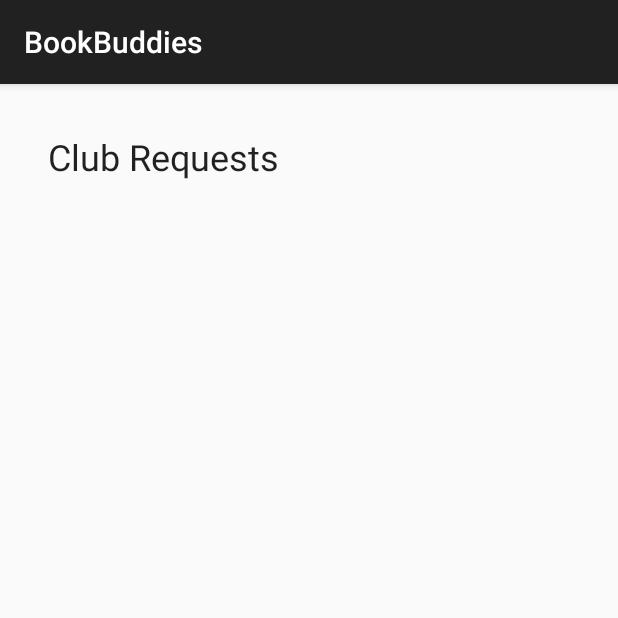
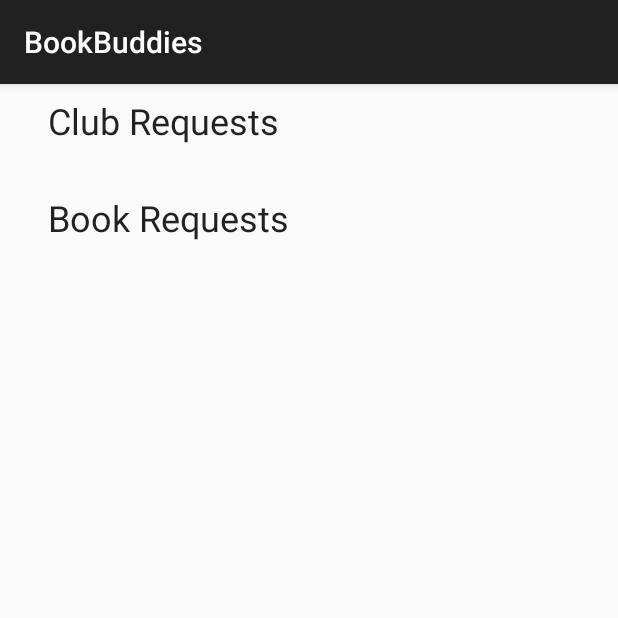
Before and after one commit to cmput301w19t12/BookBuddies, an Android app: the MyNotificationsActivity screen opened directly, with no data from a screen before it, on a phone screen of 412 x 824 dp, the top half of it. Run offline under Robolectric (Android 15) with nearby library versions, the phone set to English and light mode, and no system bars; our stand-ins replace Firebase (no records; nobody signed in at launch, a user with empty details on screens opened directly); 4 statements that could not run were skipped.

Commit message:
did book request notifications

```diff
--- a/app/src/main/java/com/cmput301w19t12/bookbuddies/BrowseFragment.java
+++ b/app/src/main/java/com/cmput301w19t12/bookbuddies/BrowseFragment.java
@@ -103,7 +103,7 @@ public class BrowseFragment extends Fragment {
             public boolean onQueryTextChange(String newText) {
                 // Whenever the user changes the contents of the query field, create a list of
                 // suggestions that match the current contents of the query field
-                getSuggestions(newText);
+                getSuggestions(newText.toLowerCase());
                 return false;
             }
         });
--- a/app/src/main/java/com/cmput301w19t12/bookbuddies/Notification/MyNotificationsActivity.java
+++ b/app/src/main/java/com/cmput301w19t12/bookbuddies/Notification/MyNotificationsActivity.java
@@ -12,6 +12,7 @@ import android.widget.AdapterView;
 import android.widget.ArrayAdapter;
 import android.widget.ListView;
 
+import com.cmput301w19t12.bookbuddies.BookRequestNotificationAdapter;
 import com.cmput301w19t12.bookbuddies.R;
 import com.cmput301w19t12.bookbuddies.User;
 import com.google.firebase.auth.FirebaseAuth;
@@ -26,6 +27,8 @@ import java.util.ArrayList;
 public class MyNotificationsActivity extends AppCompatActivity {
 
     private ArrayList<ClubRequestNotification> clubNotifications;
+    private ArrayList<BookRequestNotification> bookRequestNotifications;
+    private ListView bookNotifList;
     private Context context;
     private ListView clubNotifList;
     private User currentUser;
@@ -35,8 +38,10 @@ public class MyNotificationsActivity extends AppCompatActivity {
         super.onCreate(savedInstanceState);
         setContentView(R.layout.activity_my_notifications);
         clubNotifications = new ArrayList<ClubRequestNotification>();
+        bookRequestNotifications = new ArrayList<>();
         context = this;
         clubNotifList = (ListView) findViewById(R.id.clubRequestListView);
+        bookNotifList = findViewById(R.id.bookRequestListView);
     }
 
     @Override
@@ -57,6 +62,29 @@ public class MyNotificationsActivity extends AppCompatActivity {
                     }
                 }
                 addClubNotifications();
+                addBookNotifications();
+            }
+
+            @Override
+            public void onCancelled(@NonNull DatabaseError databaseError) {
+
+            }
+        });
+    }
+
+    private void addBookNotifications() {
+
+        DatabaseReference ref = FirebaseDatabase.getInstance().getReference("Notifications").child("BookRequestNotifications").child(currentUser.getUsername());
+        ref.addValueEventListener(new ValueEventListener() {
+            @Override
+            public void onDataChange(@NonNull DataSnapshot dataSnapshot) {
+                bookRequestNotifications.clear();
+                for (DataSnapshot notification : dataSnapshot.getChildren()){
+                    BookRequestNotification temp = notification.getValue(BookRequestNotification.class);
+                    bookRequestNotifications.add(temp);
+                }
+                BookRequestNotificationAdapter adapter =  new BookRequestNotificationAdapter(context,bookRequestNotifications);
+                bookNotifList.setAdapter(adapter);
             }
 
             @Override
--- a/app/src/main/res/layout/activity_my_notifications.xml
+++ b/app/src/main/res/layout/activity_my_notifications.xml
@@ -6,30 +6,46 @@
     android:layout_height="match_parent"
     tools:context=".Notification.MyNotificationsActivity">
 
+
+        <LinearLayout
+            android:id="@+id/linearLayout"
+            android:layout_width="match_parent"
+            android:layout_height="match_parent"
+            android:orientation="vertical"
+            app:layout_constraintTop_toTopOf="parent"
+            tools:layout_editor_absoluteX="16dp">
+
             <TextView
                 android:id="@+id/clubNotifTitle"
                 android:layout_width="wrap_content"
                 android:layout_height="wrap_content"
                 android:layout_marginStart="32dp"
-        android:layout_marginTop="32dp"
+                android:layout_marginTop="8dp"
                 android:text="@string/clubNotifTitle"
-        android:textAppearance="@style/TextAppearance.AppCompat.Headline"
-        app:layout_constraintStart_toStartOf="parent"
-        app:layout_constraintTop_toTopOf="parent" />
-
-    <LinearLayout
-        android:id="@+id/linearLayout"
-        android:layout_width="match_parent"
-        android:layout_height="670dp"
-        android:layout_marginTop="8dp"
-        android:orientation="vertical"
-        app:layout_constraintTop_toBottomOf="@+id/clubNotifTitle"
-        tools:layout_editor_absoluteX="16dp">
+                android:textAppearance="@style/TextAppearance.AppCompat.Headline" />
 
             <ListView
                 android:id="@+id/clubRequestListView"
                 android:layout_width="match_parent"
-            android:layout_height="match_parent" />
+                android:layout_height="wrap_content" />
+
+
+            <TextView
+                android:id="@+id/bookRequestNotifTitle"
+                android:layout_width="wrap_content"
+                android:layout_height="wrap_content"
+                android:layout_marginStart="32dp"
+                android:layout_marginTop="32dp"
+                android:text="@string/bookRequestNotifTitle"
+                android:textAppearance="@style/TextAppearance.AppCompat.Headline" />
+
+
+            <ListView
+                android:id="@+id/bookRequestListView"
+                android:layout_width="match_parent"
+                android:layout_height="wrap_content" />
+
+
         </LinearLayout>
 
 </android.support.constraint.ConstraintLayout>
--- a/app/src/main/res/values/strings.xml
+++ b/app/src/main/res/values/strings.xml
@@ -57,6 +57,7 @@
     <string name="sendMessage">Send</string>
     <string name="messageHint">Message</string>
     <string name="title_activity_maps">Map</string>
+    <string name="bookRequestNotifTitle">Book Requests</string>
 
 
 </resources>
```
Also changed, not shown: app/src/main/java/com/cmput301w19t12/bookbuddies/BookDetailsActivity.java (+23 -0 lines), app/src/main/java/com/cmput301w19t12/bookbuddies/BookRequestNotificationAdapter.java (added, +98 -0 lines), app/src/main/java/com/cmput301w19t12/bookbuddies/Notification/BookRequestNotification.java (added, +79 -0 lines), app/src/main/java/com/cmput301w19t12/bookbuddies/RequestViewAdapter.java (+30 -0 lines), app/src/main/res/layout/notification_book_request_list_item.xml (added, +34 -0 lines). Lines whose indentation alone changed are shown as unchanged.
